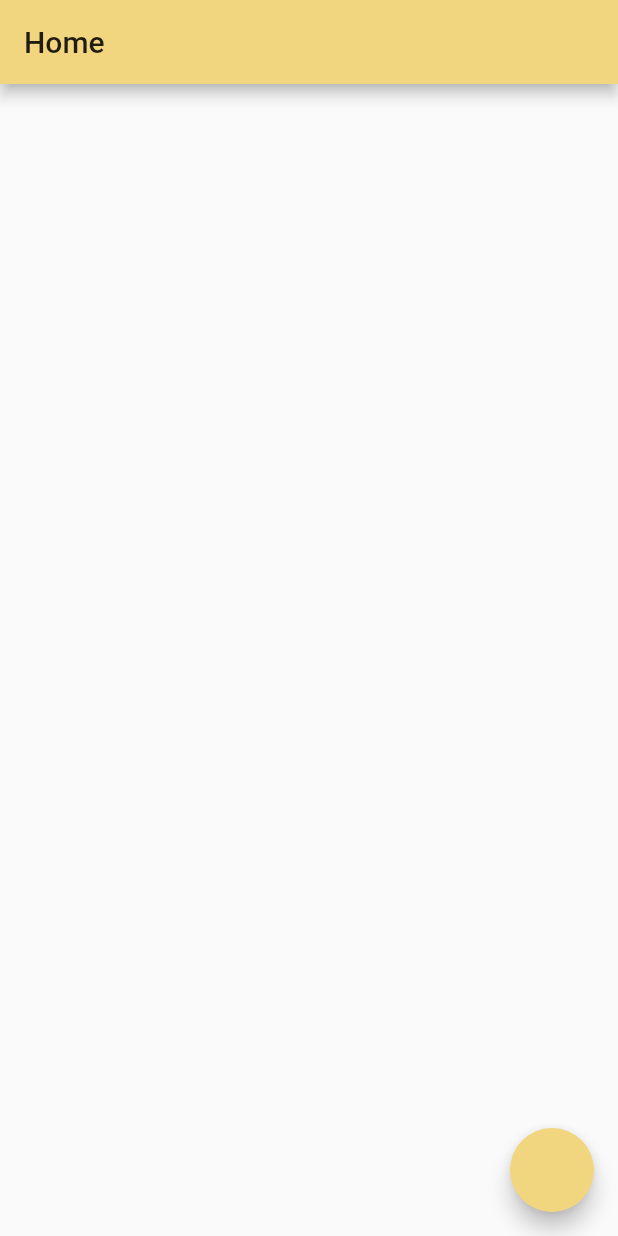
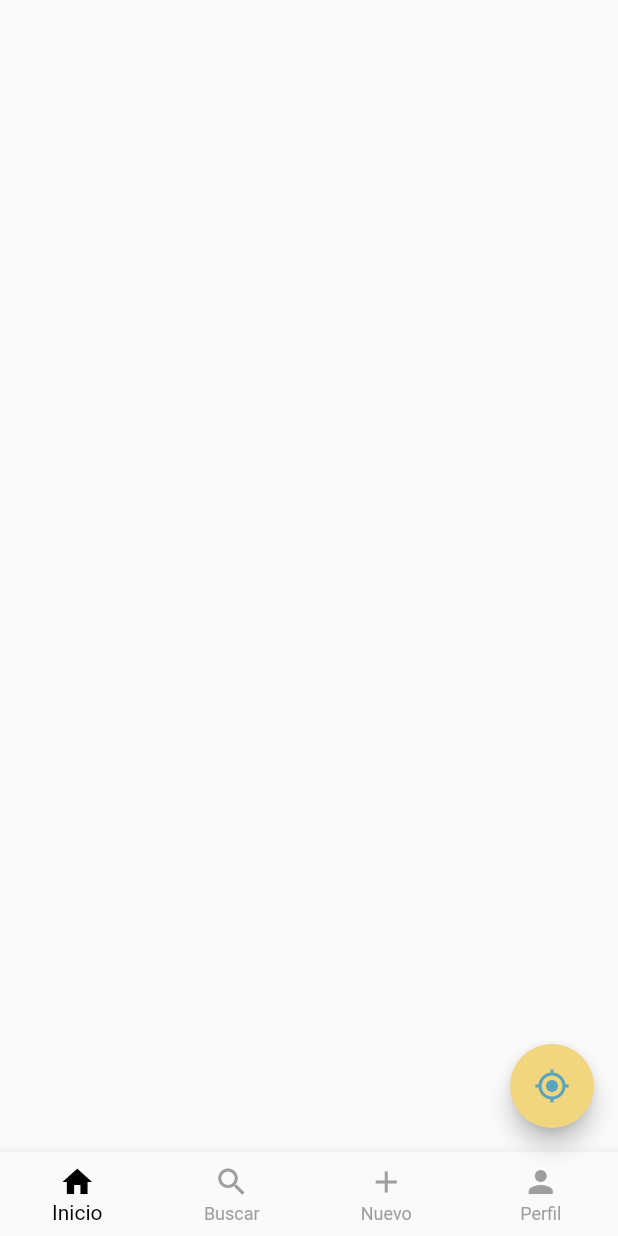
Before and after one commit to TryCatchLP/SupportMe-mobile, a Flutter app: the screen it shows after launch, on a phone screen of 412 x 824 dp. Run offline on Flutter 3.47's test engine with Material 2 defaults, Android fonts, the phone set to English and light mode, and no system bars; our stand-ins replace google_fonts.

Commit message:
bottom menu

```diff
--- a/lib/main.dart
+++ b/lib/main.dart
@@ -15,6 +15,7 @@ class SupportMe extends StatelessWidget {
       title: 'SupportMe',
       theme: ThemeData(
         primarySwatch: AppTheme.pallete,
+        appBarTheme: AppTheme.appBarTheme,
         visualDensity: VisualDensity.adaptivePlatformDensity,
       ),
       home: Main(),
--- a/lib/theme/theme.dart
+++ b/lib/theme/theme.dart
@@ -4,8 +4,7 @@ class AppTheme {
   static const Color primary = Color(0xFFF1D57F);
 
   /// Paleta de colores de la aplicacion.
-  static const MaterialColor pallete = MaterialColor(0xFF00B4C1,
-    <int, Color>{
+  static const MaterialColor pallete = MaterialColor(0xFF00B4C1, <int, Color>{
     50: Color(0xFFFFFFFF),
     100: Color(0xFFF7F7FA),
     200: Color(0xFFC4C4C4),
@@ -18,5 +17,10 @@ class AppTheme {
     900: Color(0xFF000000)
   });
 
+  static const AppBarTheme appBarTheme = AppBarTheme(
+    color: Colors.white,
+    elevation: 0.0,
+  );
+
   AppTheme._();
 }
--- a/lib/views/home.dart
+++ b/lib/views/home.dart
@@ -1,18 +1,59 @@
 import 'package:flutter/material.dart';
 import 'package:supportme/theme/theme.dart';
 
-class Home extends StatelessWidget {
+class Home extends StatefulWidget {
+  @override
+  _HomeState createState() => _HomeState();
+}
+
+class _HomeState extends State<Home> {
+  int _bottomNavigationIndex = 0;
+
+  _onItemTap(int index) {
+    setState(() {
+      _bottomNavigationIndex = index;
+    });
+  }
+
   @override
   Widget build(BuildContext context) {
     return Scaffold(
-      appBar: AppBar(
-        title: Text("Home"),
-        backgroundColor: AppTheme.primary,
+      floatingActionButton: FloatingActionButton(
+        child: Icon(Icons.gps_fixed, color: Color(0xFF59A5BD),),
+        onPressed: () => {},
       ),
-      floatingActionButton: FloatingActionButton(
-        onPressed: () => {},
-
+      bottomNavigationBar: BottomMenu(
+        bottomNavigationIndex: _bottomNavigationIndex,
+        onItemTap: _onItemTap,
       ),
     );
   }
 }
+
+class BottomMenu extends StatelessWidget {
+  final Function(int) onItemTap;
+  final int bottomNavigationIndex;
+
+  const BottomMenu(
+      {Key key, @required this.bottomNavigationIndex, this.onItemTap})
+      : super(key: key);
+
+  @override
+  Widget build(BuildContext context) {
+    return BottomNavigationBar(
+        currentIndex: bottomNavigationIndex,
+        onTap: onItemTap,
+        selectedItemColor: Colors.black,
+        unselectedItemColor: Colors.grey,
+        type: BottomNavigationBarType.fixed,
+        items: [
+          BottomNavigationBarItem(
+              icon: Icon(Icons.home), title: Text("Inicio")),
+          BottomNavigationBarItem(
+              icon: Icon(Icons.search), title: Text("Buscar")),
+          BottomNavigationBarItem(icon: Icon(Icons.add), title: Text("Nuevo")),
+          BottomNavigationBarItem(
+              icon: Icon(Icons.person), title: Text("Perfil"))
+        ]);
+  }
+}
```
Also changed, not shown: lib/models/hueca.dart (added, +51 -0 lines). Lines whose indentation alone changed are shown as unchanged.
